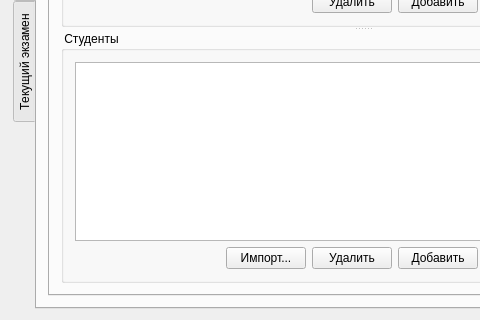
Old version of the form mainwindow.ui in the repository xjohncz/chsuass; both pictures show x 0 to 480 and y 287 to 607 of the 701 by 607 pixel window.
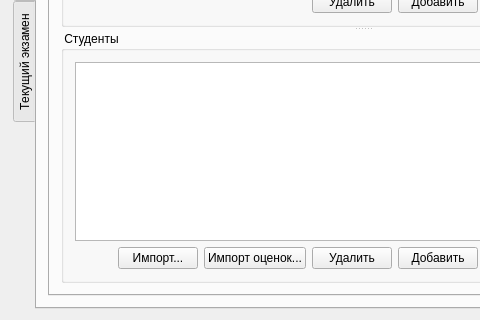
New version of the form. The open tabs and pages were chosen to show the change.

```diff
--- a/mainwindow.ui
+++ b/mainwindow.ui
@@ -142,6 +142,13 @@
                     </property>
                    </widget>
                   </item>
+                  <item>
+                   <widget class="QPushButton" name="showStudentMarksButton">
+                    <property name="text">
+                     <string>Импорт оценок...</string>
+                    </property>
+                   </widget>
+                  </item>
                   <item>
                    <widget class="QPushButton" name="deleteStudentButton">
                     <property name="text">
```
Left out of the diff: 2 changed lines with no effect on the pictures.
